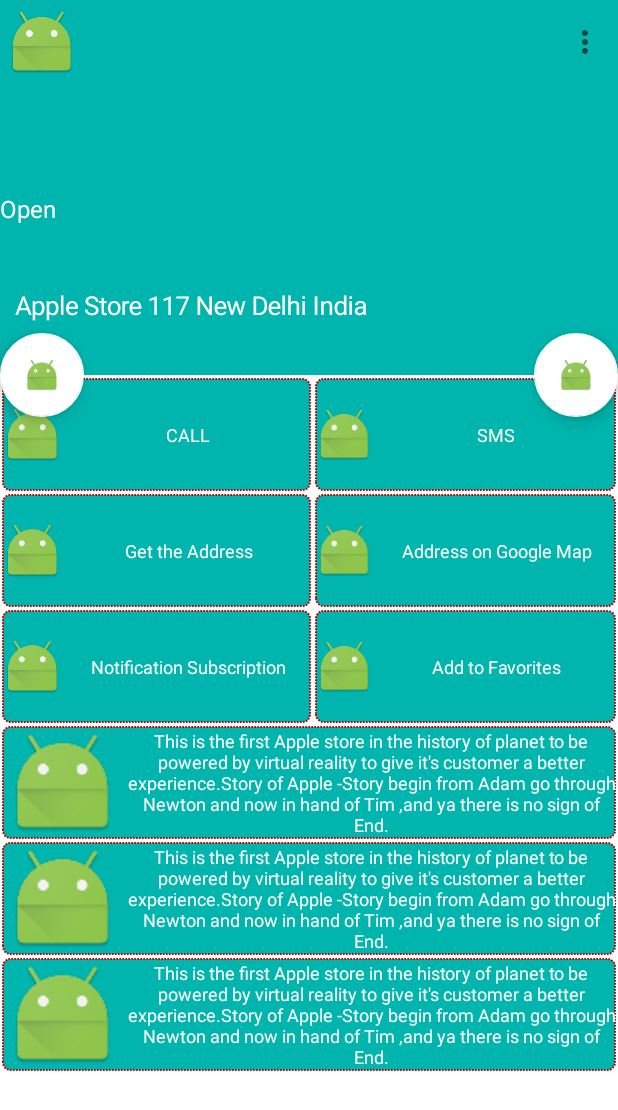
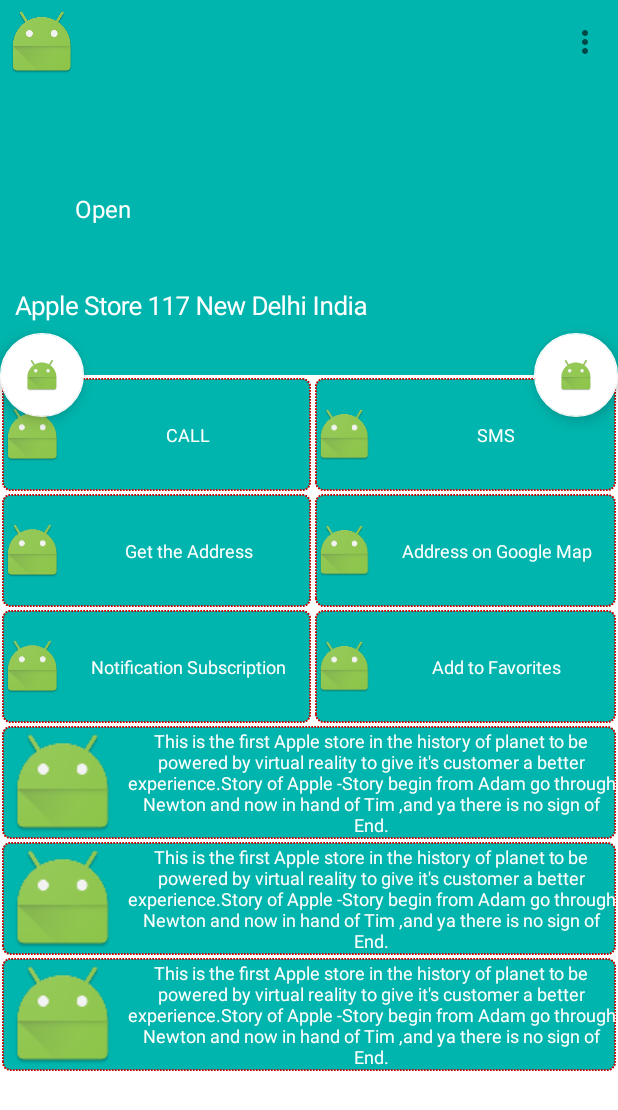
Before and after one commit to Steveaapl/Omoyo, an Android app: the shoppage screen opened directly, with no data from a screen before it, on a phone screen of 412 x 824 dp. Shown: the top 1110 px of the screen. Run offline under Robolectric (Android 15) with nearby library versions, the phone set to English and light mode, and no system bars; our stand-ins replace ButterKnife; libraries missing offline, so code that uses them is left out: android.support.v7, com.readystatesoftware.systembartint; pictures from the network do not load; 4 statements that could not run were skipped.

Commit message:
Some cahnages to the text file

```diff
--- a/Omoyo2/app/src/main/res/layout/activity_shoppage.xml
+++ b/Omoyo2/app/src/main/res/layout/activity_shoppage.xml
@@ -38,11 +38,13 @@
     <TextView
         android:layout_width="wrap_content"
         android:layout_height="wrap_content"
-        android:textSize="@dimen/abc_text_size_subhead_material"
+        android:textSize="@dimen/shopPagesubtitletextsize"
         android:textColor="@android:color/white"
-        android:layout_marginBottom="100dp"
+        android:layout_marginBottom="@dimen/shoppagesubtitletextmarginbottom"
         app:layout_collapseMode="parallax"
         android:layout_gravity="bottom"
+        android:layout_marginLeft="@dimen/shoppagesubtitletextmarginleft"
+
         android:text="@string/status"/>
 </android.support.design.widget.CollapsingToolbarLayout>
 </android.support.design.widget.AppBarLayout>
--- /dev/null
+++ b/Omoyo2/app/src/main/res/values/dimension.xml
@@ -0,0 +1,6 @@
+<?xml version="1.0" encoding="utf-8"?>
+<resources>
+    <dimen name="shopPagesubtitletextsize">16dp</dimen>
+    <dimen name="shoppagesubtitletextmarginleft">50dp</dimen>
+    <dimen name="shoppagesubtitletextmarginbottom">100dp</dimen>
+</resources>
```
